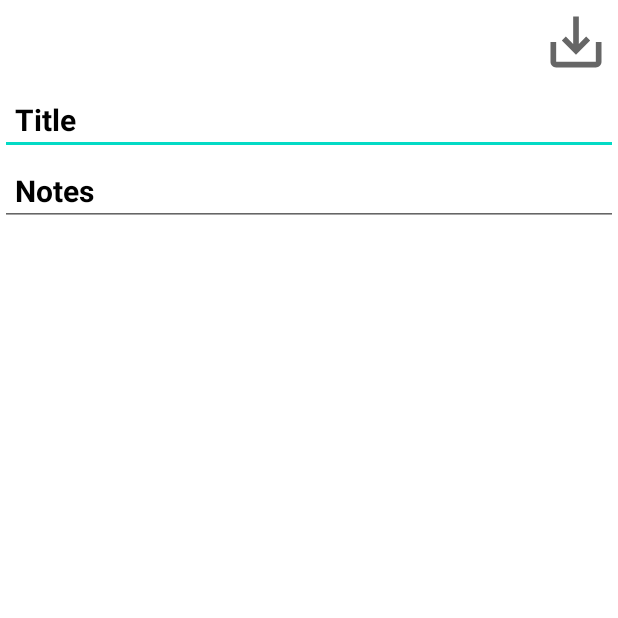
After one commit to SalimmReza/Notes-App, an Android app: the NotesTaker_Activity screen opened directly, with no data from a screen before it, on a phone screen of 412 x 824 dp, the top half of it. The commit adds this screen. Run offline under Robolectric (Android 15) with nearby library versions, the phone set to English and light mode, and no system bars.

Commit message:
note insert and notes reading in recycler view done..

```diff
--- a/app/src/main/AndroidManifest.xml
+++ b/app/src/main/AndroidManifest.xml
@@ -10,6 +10,10 @@
         android:supportsRtl="true"
         android:theme="@style/Theme.Notes_app_room_Database">
         <activity
+            android:name=".NotesTaker_Activity"
+            android:theme="@style/Theme.Notes_app_room_Database.NoActionbar"
+            android:exported="true" />
+        <activity
             android:name=".MainActivity"
             android:exported="true">
             <intent-filter>
--- /dev/null
+++ b/app/src/main/java/com/example/notes_app_room_database/NotesTaker_Activity.java
@@ -0,0 +1,67 @@
+package com.example.notes_app_room_database;
+
+import androidx.appcompat.app.AppCompatActivity;
+
+import android.app.Activity;
+import android.content.Intent;
+import android.os.Bundle;
+import android.view.View;
+import android.widget.EditText;
+import android.widget.ImageView;
+import android.widget.Toast;
+
+import com.example.notes_app_room_database.Models.Notess;
+
+import java.text.SimpleDateFormat;
+import java.util.Date;
+
+public class NotesTaker_Activity extends AppCompatActivity {
+
+    private EditText n_title, n_notes;
+  private  ImageView n_save;
+  Notess notess;
+
+    @Override
+    protected void onCreate(Bundle savedInstanceState) {
+        super.onCreate(savedInstanceState);
+        setContentView(R.layout.activity_notes_taker);
+
+
+        n_title= findViewById(R.id.edittext_title_id);
+        n_notes= findViewById(R.id.edittext_notes_id);
+        n_save= findViewById(R.id.image_view_save_id);
+
+        n_save.setOnClickListener(new View.OnClickListener() {
+            @Override
+            public void onClick(View view) {
+                String title = n_title.getText().toString();
+                String description = n_notes.getText().toString();
+
+                if (description.isEmpty())
+                {
+                    Toast.makeText(NotesTaker_Activity.this, "Description can't be empty", Toast.LENGTH_SHORT).show();
+                    return;
+                }
+                SimpleDateFormat format = new SimpleDateFormat("EEE, d MMM yyyy HH:mm a");
+                Date date = new Date();
+
+                notess= new Notess();
+                notess.setTitle(title);
+                notess.setNotes(description);
+                notess.setDate(format.format(date));
+
+                //in java class if we do intent.put extra we have to make a class serializable
+               //means if u are calling the model class as intent thn only
+                Intent intent = new Intent();
+                intent.putExtra("notes", notess);
+                setResult(Activity.RESULT_OK, intent);
+                finish();
+
+
+
+
+
+            }
+        });
+    }
+}
--- /dev/null
+++ b/app/src/main/res/drawable/save.xml
@@ -0,0 +1,10 @@
+<vector xmlns:android="http://schemas.android.com/apk/res/android"
+    android:width="24dp"
+    android:height="24dp"
+    android:viewportWidth="24"
+    android:viewportHeight="24"
+    android:tint="?attr/colorControlNormal">
+  <path
+      android:fillColor="@android:color/white"
+      android:pathData="M19,12v7L5,19v-7L3,12v7c0,1.1 0.9,2 2,2h14c1.1,0 2,-0.9 2,-2v-7h-2zM13,12.67l2.59,-2.58L17,11.5l-5,5 -5,-5 1.41,-1.41L11,12.67L11,3h2z"/>
+</vector>
--- /dev/null
+++ b/app/src/main/res/layout/activity_notes_taker.xml
@@ -0,0 +1,66 @@
+<?xml version="1.0" encoding="utf-8"?>
+<LinearLayout xmlns:android="http://schemas.android.com/apk/res/android"
+    xmlns:app="http://schemas.android.com/apk/res-auto"
+    xmlns:tools="http://schemas.android.com/tools"
+    android:layout_width="match_parent"
+    android:orientation="vertical"
+
+    android:layout_height="match_parent"
+    tools:context=".NotesTaker_Activity">
+
+    <Toolbar
+        android:id="@+id/toolbar_notes_id"
+        android:layout_width="match_parent"
+        android:layout_height="?attr/actionBarSize">
+
+        <RelativeLayout
+            android:layout_width="match_parent"
+            android:layout_height="wrap_content"
+            >
+
+            <ImageView
+                android:id="@+id/image_view_save_id"
+                android:layout_width="?attr/actionBarSize"
+                android:layout_height="?attr/actionBarSize"
+                android:layout_alignParentEnd="true"
+                android:src="@drawable/save"
+                android:padding="5dp"
+
+                />
+        </RelativeLayout>
+
+
+    </Toolbar>
+
+    <EditText
+        android:id="@+id/edittext_title_id"
+        android:layout_width="match_parent"
+        android:layout_height="wrap_content"
+        android:hint="@string/title"
+        android:padding="10dp"
+        android:textStyle="bold"
+        android:textSize="20sp"
+        android:textColor="@color/black"
+        android:textColorHint="@color/black"
+        android:singleLine="true"
+        android:importantForAutofill="no"
+        android:inputType="text" />
+
+    <EditText
+        android:id="@+id/edittext_notes_id"
+        android:layout_width="match_parent"
+        android:layout_height="wrap_content"
+        android:hint="Notes"
+        android:padding="10dp"
+        android:textStyle="bold"
+        android:textSize="20sp"
+        android:textColor="@color/black"
+        android:textColorHint="@color/black"
+        />
+
+
+
+
+
+
+</LinearLayout>
--- a/app/src/main/res/values-night/themes.xml
+++ b/app/src/main/res/values-night/themes.xml
@@ -13,4 +13,19 @@
         <item name="android:statusBarColor" tools:targetApi="l">?attr/colorPrimaryVariant</item>
         <!-- Customize your theme here. -->
     </style>
+
+
+    <style name="Theme.Notes_app_room_Database.NoActionbar" parent="Theme.MaterialComponents.DayNight.NoActionBar">
+        <!-- Primary brand color. -->
+        <item name="colorPrimary">@color/purple_200</item>
+        <item name="colorPrimaryVariant">@color/purple_700</item>
+        <item name="colorOnPrimary">@color/black</item>
+        <!-- Secondary brand color. -->
+        <item name="colorSecondary">@color/teal_200</item>
+        <item name="colorSecondaryVariant">@color/teal_200</item>
+        <item name="colorOnSecondary">@color/black</item>
+        <!-- Status bar color. -->
+        <item name="android:statusBarColor" tools:targetApi="l">?attr/colorPrimaryVariant</item>
+        <!-- Customize your theme here. -->
+    </style>
 </resources>
--- a/app/src/main/res/values/colors.xml
+++ b/app/src/main/res/values/colors.xml
@@ -7,4 +7,10 @@
     <color name="teal_700">#FF018786</color>
     <color name="black">#FF000000</color>
     <color name="white">#FFFFFFFF</color>
+    <color name="yellow">#F4D03F</color>
+    <color name="blue">#5DADE2</color>
+    <color name="red">#ED1C06</color>
+    <color name="orange">#F66D13</color>
+    <color name="violet">#8E44AD</color>
+    <color name="green">#2ECC71</color>
 </resources>
--- a/app/src/main/res/values/strings.xml
+++ b/app/src/main/res/values/strings.xml
@@ -1,3 +1,4 @@
 <resources>
     <string name="app_name">Notes_app_room_Database</string>
+    <string name="title">Title</string>
 </resources>
--- a/app/src/main/res/values/themes.xml
+++ b/app/src/main/res/values/themes.xml
@@ -13,4 +13,20 @@
         <item name="android:statusBarColor" tools:targetApi="l">?attr/colorPrimaryVariant</item>
         <!-- Customize your theme here. -->
     </style>
+
+
+
+    <style name="Theme.Notes_app_room_Database.NoActionbar" parent="Theme.MaterialComponents.DayNight.NoActionBar">
+        <!-- Primary brand color. -->
+        <item name="colorPrimary">@color/purple_500</item>
+        <item name="colorPrimaryVariant">@color/purple_700</item>
+        <item name="colorOnPrimary">@color/white</item>
+        <!-- Secondary brand color. -->
+        <item name="colorSecondary">@color/teal_200</item>
+        <item name="colorSecondaryVariant">@color/teal_700</item>
+        <item name="colorOnSecondary">@color/black</item>
+        <!-- Status bar color. -->
+        <item name="android:statusBarColor" tools:targetApi="l">?attr/colorPrimaryVariant</item>
+        <!-- Customize your theme here. -->
+    </style>
 </resources>
```
Also changed, not shown: app/src/main/java/com/example/notes_app_room_database/Adapters/Notes_list_Adapter.java (added, +119 -0 lines), app/src/main/java/com/example/notes_app_room_database/MainActivity.java (+84 -0 lines), app/src/main/java/com/example/notes_app_room_database/Notes_click_listener.java (added, +10 -0 lines), app/src/main/res/layout/note_list.xml (+8 -7 lines).
